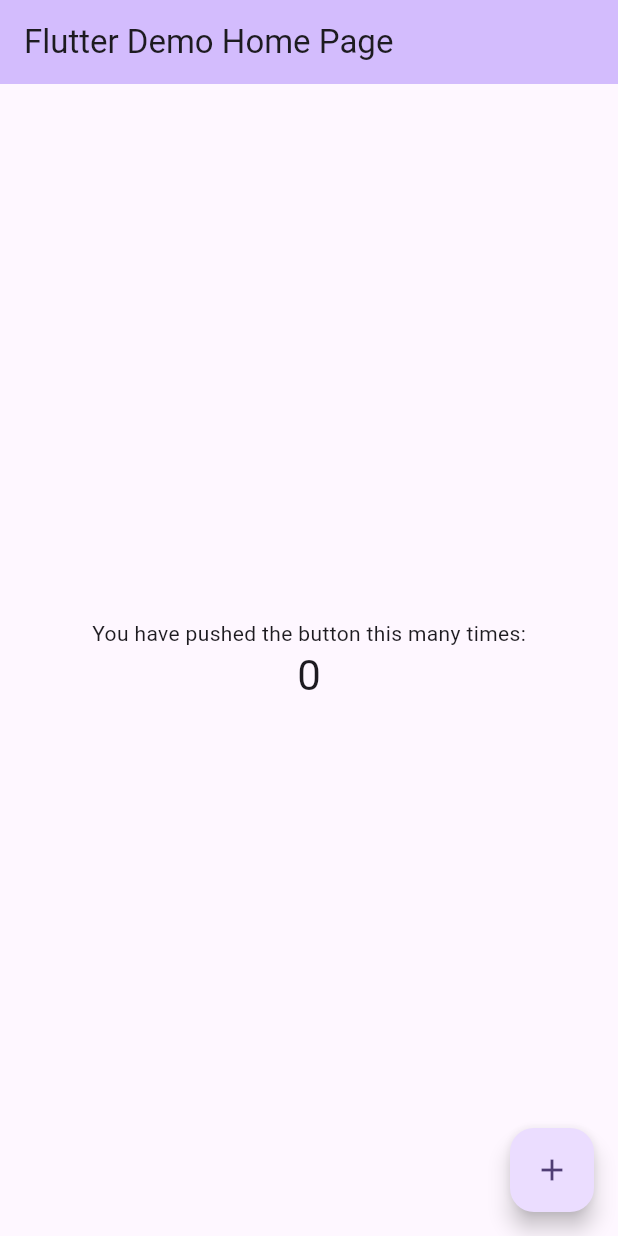
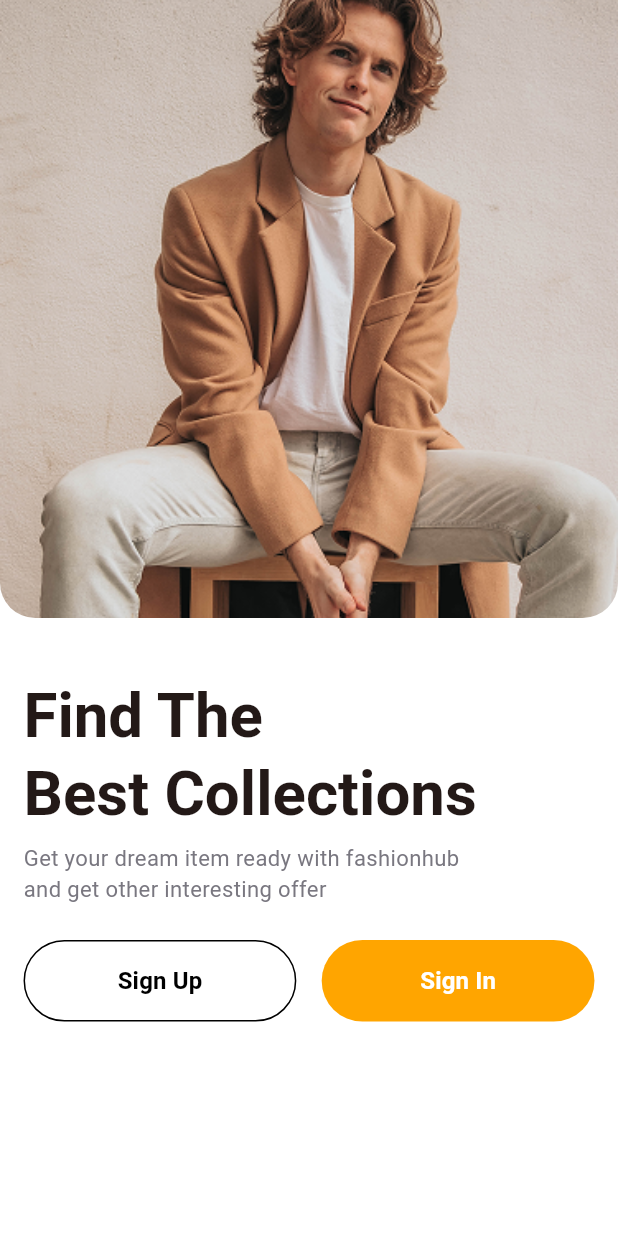
Before and after one commit to shafir-k/Mini-Ecommerce-UIKit, a Flutter app: the screen it shows after launch, on a phone screen of 412 x 824 dp. Run offline on Flutter 3.47's test engine with Material 3 defaults, Android fonts, the phone set to English and light mode, and no system bars; our stand-ins replace auto_route, flutter_screenutil, hooks_riverpod.

Commit message:
feat: Implement onboarding and main application structure
- Added OnboardingPage with navigation to sign up and sign in.
- Created CartPage, DashboardPage, HomePage, SearchPage, and SettingPage with basic UI structure.
- Integrated AutoRouter for navigation between pages.
- Implemented BottomNavigationBar in DashboardPage for easy navigation.
- Added assets for icons and images used in the application.

```diff
--- a/lib/core/routes/app_router.dart
+++ b/lib/core/routes/app_router.dart
@@ -1,4 +1,5 @@
 import 'package:auto_route/auto_route.dart';
+import 'package:mini_ecommerce_ui/core/routes/app_router.gr.dart';
 
 @AutoRouterConfig()
 class AppRouter extends RootStackRouter {
@@ -7,6 +8,15 @@ class AppRouter extends RootStackRouter {
 
   @override
   List<AutoRoute> get routes => [
-    /// routes go here
+    AutoRoute(page: OnboardingRoute.page, initial: true),
+    AutoRoute(
+      page: DashboardRoute.page,
+      children: [
+        AutoRoute(page: HomeRoute.page),
+        AutoRoute(page: SearchRoute.page),
+        AutoRoute(page: CartRoute.page),
+        AutoRoute(page: SettingRoute.page),
+      ],
+    ),
   ];
 }
--- /dev/null
+++ b/lib/features/onboarding/presentation/onboarding_page.dart
@@ -0,0 +1,118 @@
+import 'package:auto_route/annotations.dart';
+import 'package:auto_route/auto_route.dart';
+import 'package:flutter/material.dart';
+import 'package:flutter_screenutil/flutter_screenutil.dart';
+import 'package:mini_ecommerce_ui/core/routes/app_router.gr.dart';
+import 'package:mini_ecommerce_ui/features/product_listing/presentation/pages/dashboard_page.dart';
+import 'package:mini_ecommerce_ui/gen/assets.gen.dart';
+
+@RoutePage()
+class OnboardingPage extends StatelessWidget {
+  const OnboardingPage({super.key});
+
+  @override
+  Widget build(BuildContext context) {
+    return Scaffold(
+      body: SafeArea(
+        child: Column(
+          crossAxisAlignment: CrossAxisAlignment.start,
+          children: [
+            Center(
+              child: ClipRRect(
+                borderRadius: BorderRadius.vertical(
+                  bottom: Radius.circular(24),
+                ).r,
+                child: Assets.images.onboarding.image(
+                  height: ScreenUtil().screenHeight * 0.5,
+                  width: double.infinity,
+                  fit: BoxFit.cover,
+                ),
+              ),
+            ),
+            24.verticalSpace,
+            Padding(
+              padding: const EdgeInsets.all(16.0).r,
+              child: Column(
+                crossAxisAlignment: CrossAxisAlignment.start,
+                children: [
+                  Text(
+                    'Find The\nBest Collections',
+                    style: Theme.of(context).textTheme.headlineLarge?.copyWith(
+                      fontSize: 42.sp,
+                      fontWeight: FontWeight.bold,
+                    ),
+                  ),
+                  6.verticalSpace,
+                  // Description text
+                  Text(
+                    'Get your dream item ready with fashionhub\nand get other interesting offer',
+                    style: Theme.of(context).textTheme.bodyMedium?.copyWith(
+                      fontSize: 15.sp,
+                      color: Color.fromARGB(255, 121, 119, 128),
+                    ),
+                  ),
+                  24.verticalSpace,
+                  Row(
+                    children: [
+                      // Sign Up button
+                      Expanded(
+                        child: ElevatedButton(
+                          onPressed: () {
+                            // TODO: Implement navigation to the sign up screen here
+                            // For example: context.router.push(const SignUpRoute());
+                          },
+                          style: ElevatedButton.styleFrom(
+                            backgroundColor: Colors.white,
+                            foregroundColor: Colors.black,
+                            padding: const EdgeInsets.symmetric(vertical: 16).r,
+                            shape: RoundedRectangleBorder(
+                              borderRadius: BorderRadius.circular(30).r,
+                              side: const BorderSide(color: Colors.black),
+                            ),
+                            elevation: 0,
+                          ),
+                          child: const Text(
+                            'Sign Up',
+                            style: TextStyle(
+                              fontSize: 16,
+                              fontWeight: FontWeight.w600,
+                            ),
+                          ),
+                        ),
+                      ),
+                      16.horizontalSpace,
+                      // Sign In button
+                      Expanded(
+                        child: ElevatedButton(
+                          onPressed: () {
+                            context.router.replaceAll([DashboardRoute()]);
+                          },
+                          style: ElevatedButton.styleFrom(
+                            backgroundColor: const Color(0xFFFFA500),
+                            foregroundColor: Colors.white,
+                            padding: const EdgeInsets.symmetric(vertical: 16).r,
+                            shape: RoundedRectangleBorder(
+                              borderRadius: BorderRadius.circular(30).r,
+                            ),
+                            elevation: 0,
+                          ),
+                          child: const Text(
+                            'Sign In',
+                            style: TextStyle(
+                              fontSize: 16,
+                              fontWeight: FontWeight.w600,
+                            ),
+                          ),
+                        ),
+                      ),
+                    ],
+                  ),
+                ],
+              ),
+            ),
+          ],
+        ),
+      ),
+    );
+  }
+}
--- a/lib/main.dart
+++ b/lib/main.dart
@@ -1,122 +1,37 @@
 import 'package:flutter/material.dart';
+import 'package:flutter_screenutil/flutter_screenutil.dart';
+import 'package:hooks_riverpod/hooks_riverpod.dart';
+import 'package:mini_ecommerce_ui/core/routes/app_router.dart';
 
 void main() {
-  runApp(const MyApp());
+  runApp(ProviderScope(child: MyApp()));
 }
 
 class MyApp extends StatelessWidget {
-  const MyApp({super.key});
+  MyApp({super.key});
 
-  // This widget is the root of your application.
+  final appRouter = AppRouter();
   @override
   Widget build(BuildContext context) {
-    return MaterialApp(
-      title: 'Flutter Demo',
-      theme: ThemeData(
-        // This is the theme of your application.
-        //
-        // TRY THIS: Try running your application with "flutter run". You'll see
-        // the application has a purple toolbar. Then, without quitting the app,
-        // try changing the seedColor in the colorScheme below to Colors.green
-        // and then invoke "hot reload" (save your changes or press the "hot
-        // reload" button in a Flutter-supported IDE, or press "r" if you used
-        // the command line to start the app).
-        //
-        // Notice that the counter didn't reset back to zero; the application
-        // state is not lost during the reload. To reset the state, use hot
-        // restart instead.
-        //
-        // This works for code too, not just values: Most code changes can be
-        // tested with just a hot reload.
-        colorScheme: ColorScheme.fromSeed(seedColor: Colors.deepPurple),
+    return ScreenUtilInit(
+      designSize: Size(390, 840),
+      minTextAdapt: true,
+      splitScreenMode: true,
+      builder: (context, child) => MaterialApp.router(
+        debugShowCheckedModeBanner: false,
+        title: 'MINI ECOM',
+        theme: ThemeData(
+          scaffoldBackgroundColor: Colors.white,
+          colorScheme: ColorScheme.fromSeed(seedColor: Colors.deepOrange),
+        ),
+        routerConfig: appRouter.config(),
+        builder: (context, child) => MediaQuery(
+          data: MediaQuery.of(
+            context,
+          ).copyWith(textScaler: TextScaler.linear(1.0)),
+          child: child!,
+        ),
       ),
-      home: const MyHomePage(title: 'Flutter Demo Home Page'),
     );
   }
 }
-
-class MyHomePage extends StatefulWidget {
-  const MyHomePage({super.key, required this.title});
-
-  // This widget is the home page of your application. It is stateful, meaning
-  // that it has a State object (defined below) that contains fields that affect
-  // how it looks.
-
-  // This class is the configuration for the state. It holds the values (in this
-  // case the title) provided by the parent (in this case the App widget) and
-  // used by the build method of the State. Fields in a Widget subclass are
-  // always marked "final".
-
-  final String title;
-
-  @override
-  State<MyHomePage> createState() => _MyHomePageState();
-}
-
-class _MyHomePageState extends State<MyHomePage> {
-  int _counter = 0;
-
-  void _incrementCounter() {
-    setState(() {
-      // This call to setState tells the Flutter framework that something has
-      // changed in this State, which causes it to rerun the build method below
-      // so that the display can reflect the updated values. If we changed
-      // _counter without calling setState(), then the build method would not be
-      // called again, and so nothing would appear to happen.
-      _counter++;
-    });
-  }
-
-  @override
-  Widget build(BuildContext context) {
-    // This method is rerun every time setState is called, for instance as done
-    // by the _incrementCounter method above.
-    //
-    // The Flutter framework has been optimized to make rerunning build methods
-    // fast, so that you can just rebuild anything that needs updating rather
-    // than having to individually change instances of widgets.
-    return Scaffold(
-      appBar: AppBar(
-        // TRY THIS: Try changing the color here to a specific color (to
-        // Colors.amber, perhaps?) and trigger a hot reload to see the AppBar
-        // change color while the other colors stay the same.
-        backgroundColor: Theme.of(context).colorScheme.inversePrimary,
-        // Here we take the value from the MyHomePage object that was created by
-        // the App.build method, and use it to set our appbar title.
-        title: Text(widget.title),
-      ),
-      body: Center(
-        // Center is a layout widget. It takes a single child and positions it
-        // in the middle of the parent.
-        child: Column(
-          // Column is also a layout widget. It takes a list of children and
-          // arranges them vertically. By default, it sizes itself to fit its
-          // children horizontally, and tries to be as tall as its parent.
-          //
-          // Column has various properties to control how it sizes itself and
-          // how it positions its children. Here we use mainAxisAlignment to
-          // center the children vertically; the main axis here is the vertical
-          // axis because Columns are vertical (the cross axis would be
-          // horizontal).
-          //
-          // TRY THIS: Invoke "debug painting" (choose the "Toggle Debug Paint"
-          // action in the IDE, or press "p" in the console), to see the
-          // wireframe for each widget.
-          mainAxisAlignment: MainAxisAlignment.center,
-          children: <Widget>[
-            const Text('You have pushed the button this many times:'),
-            Text(
-              '$_counter',
-              style: Theme.of(context).textTheme.headlineMedium,
-            ),
-          ],
-        ),
-      ),
-      floatingActionButton: FloatingActionButton(
-        onPressed: _incrementCounter,
-        tooltip: 'Increment',
-        child: const Icon(Icons.add),
-      ), // This trailing comma makes auto-formatting nicer for build methods.
-    );
-  }
-}
```
Also changed, not shown: lib/features/product_listing/presentation/pages/cart_page.dart (added, +12 -0 lines), lib/features/product_listing/presentation/pages/dashboard_page.dart (added, +69 -0 lines), lib/features/product_listing/presentation/pages/home_page.dart (added, +174 -0 lines), lib/features/product_listing/presentation/pages/search_page.dart (added, +12 -0 lines), lib/features/product_listing/presentation/pages/setting_page.dart (added, +12 -0 lines), lib/gen/assets.gen.dart (added, +156 -0 lines), pubspec.yaml (+17 -3 lines), assets/icons/Search.png (added), assets/icons/Settings .png (added), assets/icons/cart.png (added), assets/icons/home.png (added), assets/images/onboarding.png (added), assets/images/shirt1.png (added), assets/images/shirt2.png (added), 4 more files.
